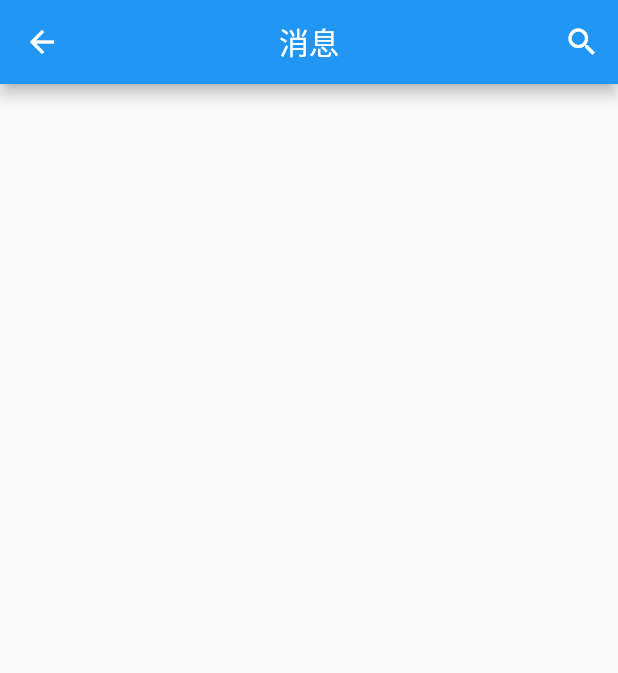
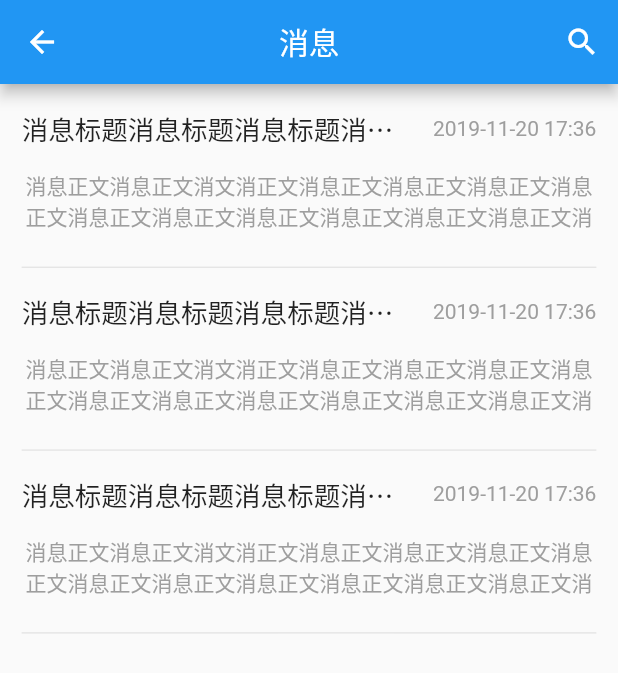
Before and after one commit to DongyunLee/campus_security_education, a Flutter app: the Msg screen opened directly, on a phone screen of 412 x 824 dp. Shown: the top 673 px of the screen. Run offline on Flutter 3.47's test engine with Material 2 defaults, Android fonts, the phone set to English and light mode, and no system bars.

Commit message:
更新了列表页

```diff
--- a/lib/home/button_group.dart
+++ b/lib/home/button_group.dart
@@ -56,7 +56,7 @@ class ButtonGroup extends StatelessWidget {
             ),
             IconTextButton(
               label: Text(''),
-              onPress: () {},
+              onPress: null,
               icon: Icon(null),
               btnType: BtnType.flat,
             ),
--- a/lib/msg.dart
+++ b/lib/msg.dart
@@ -1,3 +1,5 @@
+import 'package:campus_security_education/msg/msg_row.dart';
+import 'package:campus_security_education/pack/size_config.dart';
 import 'package:flutter/material.dart';
 
 class Msg extends StatefulWidget {
@@ -8,6 +10,8 @@ class Msg extends StatefulWidget {
 class _MsgState extends State<Msg> {
   @override
   Widget build(BuildContext context) {
+    SizeConfig().init(context);
+
     return Scaffold(
       appBar: AppBar(
         title: Text('消息'),
@@ -20,6 +24,16 @@ class _MsgState extends State<Msg> {
           )
         ],
       ),
+      body: ListView(
+        children: <Widget>[
+          SizedBox(
+            height: SizeConfig.safeBlockHeight * 1,
+          ),
+          MsgRow(),
+          MsgRow(),
+          MsgRow(),
+        ],
+      ),
     );
   }
 }
--- /dev/null
+++ b/lib/msg/msg_row.dart
@@ -0,0 +1,68 @@
+import 'package:campus_security_education/pack/size_config.dart';
+import 'package:flutter/cupertino.dart';
+import 'package:flutter/material.dart';
+
+class MsgRow extends StatefulWidget {
+  @override
+  _MsgRowState createState() => _MsgRowState();
+}
+
+class _MsgRowState extends State<MsgRow> {
+  @override
+  Widget build(BuildContext context) {
+    SizeConfig().init(context);
+
+    return Ink(
+      child: Container(
+        padding: EdgeInsets.symmetric(
+          horizontal: SizeConfig.safeBlockWidth * 3.5,
+        ),
+        child: Column(
+          children: <Widget>[
+            SizedBox(
+              height: SizeConfig.safeBlockHeight * 1,
+            ),
+            Container(
+              child: Row(
+                children: <Widget>[
+                  Container(
+                    width: SizeConfig.safeBlockWidth * 63,
+                    child: Text(
+                      '消息标题消息标题消息标题消息标题消息标题消息标题消息标题消息标题消息标题消息标题消息标题消息标题',
+                      style: TextStyle(
+                        fontSize: SizeConfig.safeBlockWidth * 4.3,
+                      ),
+                      overflow: TextOverflow.ellipsis,
+                    ),
+                  ),
+                  Spacer(),
+                  Text(
+                    '2019-11-20 17:36',
+                    style: TextStyle(
+                      color: Colors.grey,
+                    ),
+                  ),
+                ],
+              ),
+            ),
+            SizedBox(
+              height: SizeConfig.safeBlockHeight * 1.8,
+            ),
+            Container(
+              child: Text(
+                '消息正文消息正文消文消正文消息正文消息正文消息正文消息正文消息正文消息正文消息正文消息正文消息正文消息正文消息正文消息正文消息正文',
+                style: TextStyle(color: Colors.grey),
+                textAlign: TextAlign.center,
+                maxLines: 2,
+              ),
+            ),
+            SizedBox(
+              height: SizeConfig.safeBlockHeight * 1.8,
+            ),
+            Divider(),
+          ],
+        ),
+      ),
+    );
+  }
+}
```
